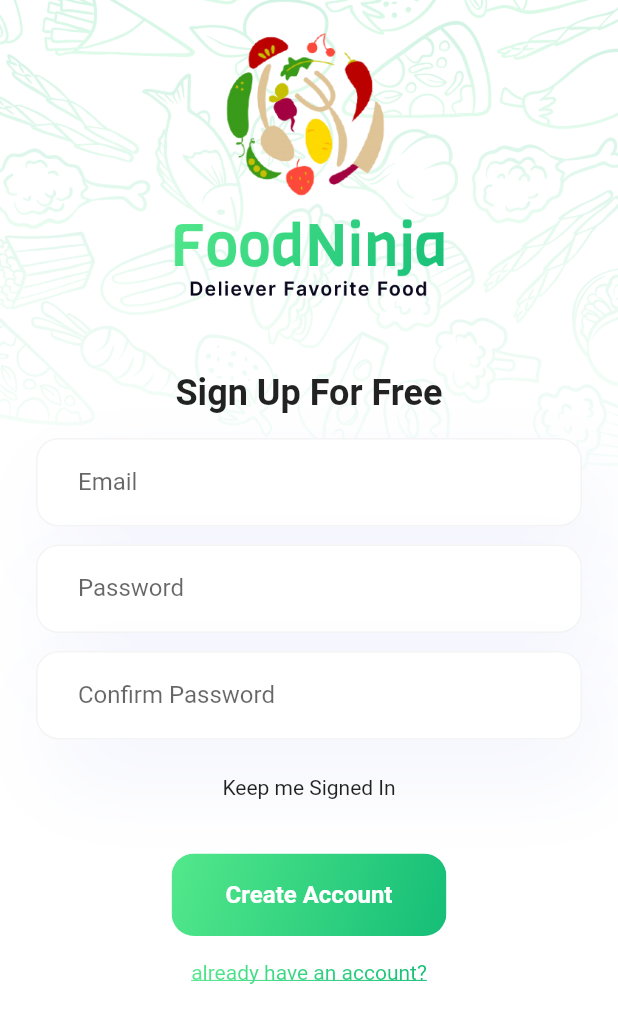
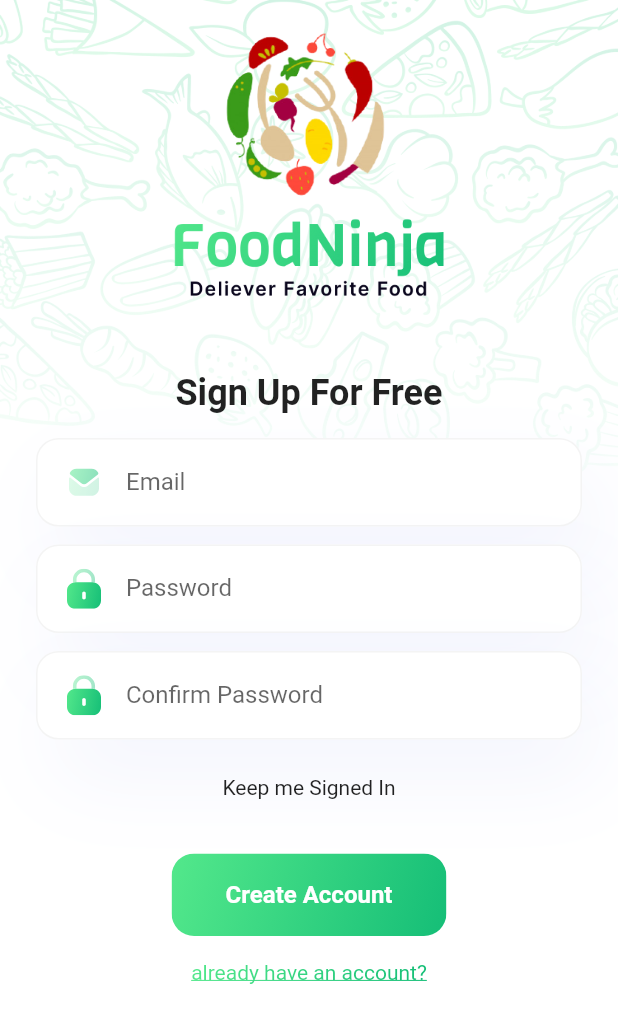
Before and after one commit to cafrias/food_ninja, a Flutter app: the screen it shows after launch, on a phone screen of 412 x 824 dp. Shown: the top 1023 px of the screen. Run offline on Flutter 3.47's test engine with Material 2 defaults, Android fonts, the phone set to English and light mode, and no system bars; our stand-ins replace flutter_svg.

Commit message:
chore: add prefix icons for sign up form

```diff
--- a/lib/widgets/food_text_field.dart
+++ b/lib/widgets/food_text_field.dart
@@ -6,6 +6,7 @@ class FoodTextField extends StatelessWidget {
   final bool obscureText;
   final TextInputAction textInputAction;
   final void Function(String)? onFieldSubmitted;
+  final Widget? prefixIcon;
 
   const FoodTextField({
     super.key,
@@ -13,6 +14,7 @@ class FoodTextField extends StatelessWidget {
     this.textInputAction = TextInputAction.none,
     this.obscureText = false,
     this.onFieldSubmitted,
+    this.prefixIcon,
   });
 
   @override
@@ -28,6 +30,8 @@ class FoodTextField extends StatelessWidget {
         decoration: InputDecoration(
           filled: true,
           fillColor: Colors.white,
+          prefixIcon: _getPrefixIcon(),
+          isDense: true,
           enabledBorder: OutlineInputBorder(
             borderRadius: BorderRadius.circular(15),
             borderSide: const BorderSide(
@@ -44,4 +48,15 @@ class FoodTextField extends StatelessWidget {
       ),
     );
   }
+
+  _getPrefixIcon() {
+    if (prefixIcon == null) {
+      return null;
+    }
+
+    return Padding(
+      padding: const EdgeInsetsDirectional.only(start: 20, end: 16),
+      child: prefixIcon,
+    );
+  }
 }
--- a/lib/widgets/forms/sign_up_form.dart
+++ b/lib/widgets/forms/sign_up_form.dart
@@ -2,6 +2,8 @@ import 'package:flutter/material.dart';
 import 'package:food_ninja/styles/tokens.dart';
 import 'package:food_ninja/utils/gradient_text.dart';
 import 'package:food_ninja/widgets/food_text_field.dart';
+import 'package:food_ninja/widgets/icons/email_icon.dart';
+import 'package:food_ninja/widgets/icons/lock_icon.dart';
 import 'package:food_ninja/widgets/main_action_button.dart';
 
 class SignUpForm extends StatefulWidget {
@@ -25,6 +27,7 @@ class _SignUpFormState extends State<SignUpForm> {
             const FoodTextField(
               labelText: 'Email',
               textInputAction: TextInputAction.next,
+              prefixIcon: EmailIcon(),
             ),
             const SizedBox(
               height: 12,
@@ -33,6 +36,7 @@ class _SignUpFormState extends State<SignUpForm> {
               labelText: 'Password',
               obscureText: true,
               textInputAction: TextInputAction.done,
+              prefixIcon: const LockIcon(),
               onFieldSubmitted: (_) {
                 () {};
               },
@@ -44,6 +48,7 @@ class _SignUpFormState extends State<SignUpForm> {
               labelText: 'Confirm Password',
               obscureText: true,
               textInputAction: TextInputAction.done,
+              prefixIcon: const LockIcon(),
               onFieldSubmitted: (_) {
                 () {};
               },
--- /dev/null
+++ b/lib/widgets/icons/email_icon.dart
@@ -0,0 +1,15 @@
+import 'package:flutter/material.dart';
+import 'package:flutter_svg/flutter_svg.dart';
+
+class EmailIcon extends StatelessWidget {
+  const EmailIcon({super.key});
+
+  @override
+  Widget build(BuildContext context) {
+    return SvgPicture.asset(
+      'assets/images/email_icon.svg',
+      width: 24,
+      height: 24,
+    );
+  }
+}
--- /dev/null
+++ b/lib/widgets/icons/lock_icon.dart
@@ -0,0 +1,15 @@
+import 'package:flutter/material.dart';
+import 'package:flutter_svg/flutter_svg.dart';
+
+class LockIcon extends StatelessWidget {
+  const LockIcon({super.key});
+
+  @override
+  Widget build(BuildContext context) {
+    return SvgPicture.asset(
+      'assets/images/lock_icon.svg',
+      width: 24,
+      height: 24,
+    );
+  }
+}
--- a/pubspec.yaml
+++ b/pubspec.yaml
@@ -66,6 +66,8 @@ flutter:
     - assets/images/logo.png
     - assets/images/facebook_logo.svg
     - assets/images/google_logo.svg
+    - assets/images/email_icon.svg
+    - assets/images/lock_icon.svg
 
   # An image asset can refer to one or more resolution-specific "variants", see
   # https://flutter.dev/assets-and-images/#resolution-aware
```
Also changed, not shown: assets/images/email_icon.svg (added), assets/images/lock_icon.svg (added).
